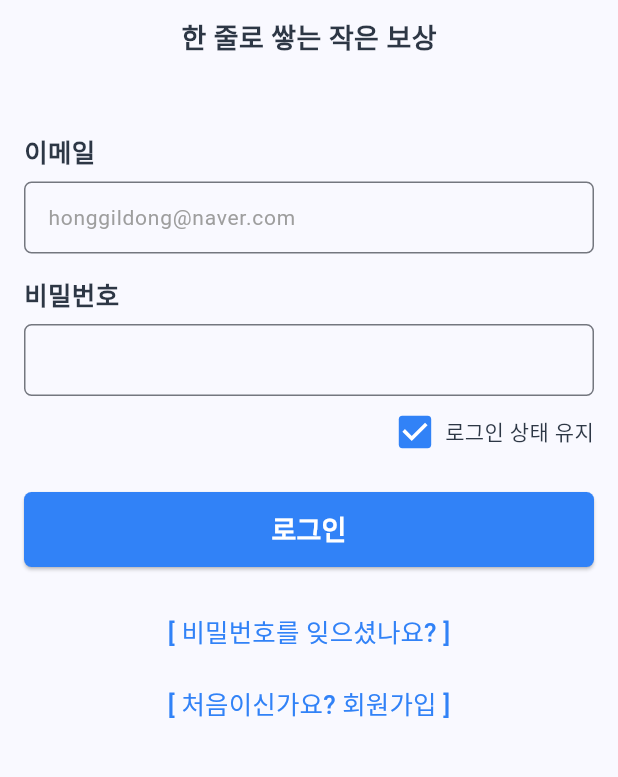
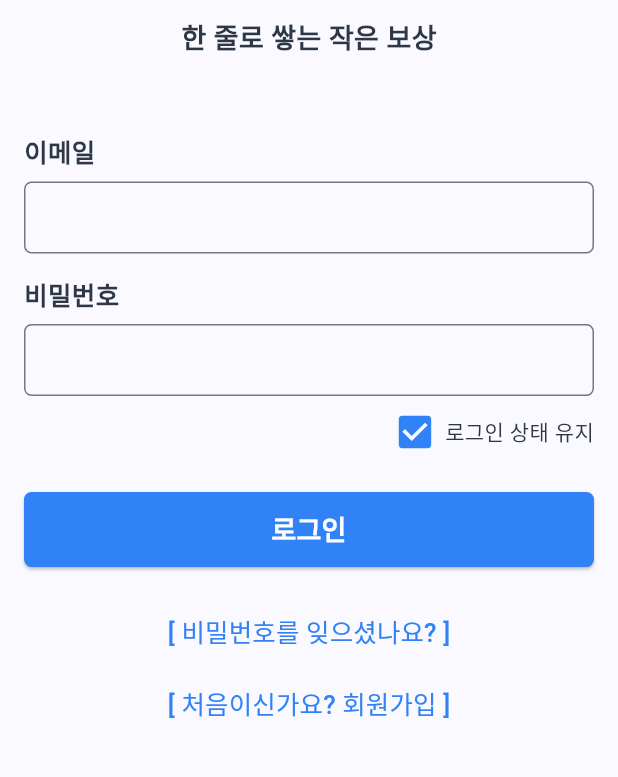
Before and after one commit to HyunJay52/typecash-flutter-app, a Flutter app: the screen it shows after launch, on a phone screen of 412 x 824 dp, the part 282-1059 px from its top. Run offline on Flutter 3.47's test engine with Material 3 defaults, Android fonts, the phone set to English and light mode, and no system bars; our stand-ins replace carousel_slider, dio, flutter_secure_storage, google_mobile_ads, shared_preferences; Roboto replaces fonts that are missing (NanumBarunGothic).

Commit message:
modify: 로그인 페이지 수정 (불필요한 유효성 검사 삭제, 로그인 시 로딩 처리)

```diff
--- a/lib/screens/user/login_page.dart
+++ b/lib/screens/user/login_page.dart
@@ -133,7 +133,7 @@ class _LoginPageState extends State<LoginPage> {
                           return TextField(
                             controller: _emailController,
                             keyboardType: TextInputType.emailAddress,
-                            onChanged: validateEmail,
+                            // onChanged: validateEmail,
                             decoration: InputDecoration(
                               border: OutlineInputBorder(
                                 borderRadius: BorderRadius.circular(5),
@@ -142,7 +142,7 @@ class _LoginPageState extends State<LoginPage> {
                                 vertical: 12, // 약간 줄임
                                 horizontal: 12,
                               ),
-                              hintText: 'honggildong@naver.com',
+                              // hintText: 'honggildong@naver.com',
                               hintStyle: const TextStyle(
                                 fontSize: 14,
                                 color: Colors.grey,
@@ -171,7 +171,7 @@ class _LoginPageState extends State<LoginPage> {
                           return TextField(
                             controller: _passwordController,
                             obscureText: true, // 추가: 비밀번호 숨김
-                            onChanged: validatePassword,
+                            // onChanged: validatePassword,
                             decoration: InputDecoration(
                               border: OutlineInputBorder(
                                 borderRadius: BorderRadius.circular(5),
@@ -274,13 +274,28 @@ class _LoginPageState extends State<LoginPage> {
                             );
                           }
                         },
-                        child: const Text(
+                        child: Consumer<AuthProvider>(
+                          builder: (context, authProvider, _) {
+                            if (authProvider.isLoading) {
+                              return const SizedBox(
+                                height: 24,
+                                width: 24,
+                                child: CircularProgressIndicator(
+                                  color: Colors.white,
+                                  strokeWidth: 2,
+                                ),
+                              );
+                            } else {
+                              return const Text(
                                 '로그인',
                                 style: TextStyle(
                                   fontSize: 18,
                                   fontWeight: FontWeight.bold,
                                   color: Colors.white,
                                 ),
+                              );
+                            }
+                          },
                         ),
                       ),
 
```
Lines whose indentation alone changed are shown as unchanged.
